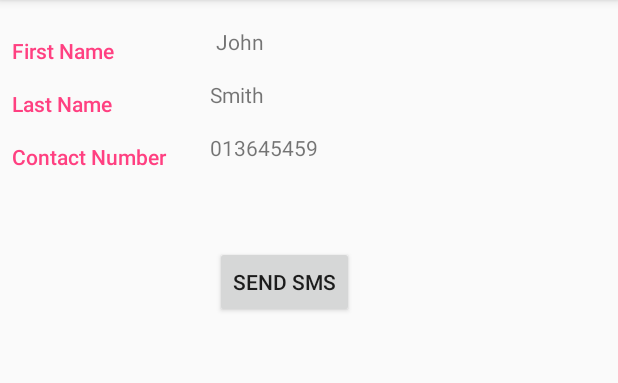
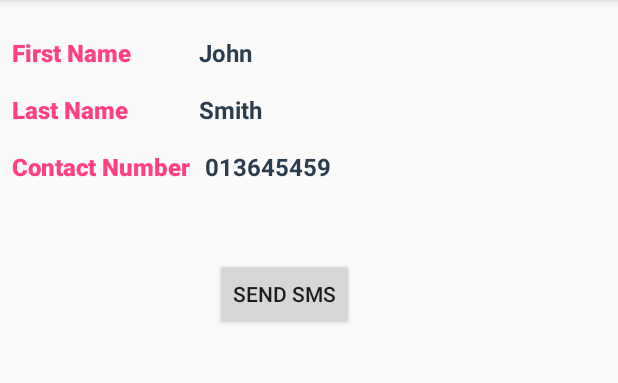
Before and after one commit to arshchimni/OTPGenerator, an Android app: the screen it shows after launch (ContactInfoActivity), after a tap on "John", on a phone screen of 412 x 824 dp, the part 84-467 px from its top. Run offline under Robolectric (Android 15) with nearby library versions, the phone set to English and light mode, and no system bars.

Commit message:
Cleaned up layouts and imporved network request

```diff
--- a/app/src/main/java/com/mytechwall/android/otpgenerator/activity/SmsCompose.java
+++ b/app/src/main/java/com/mytechwall/android/otpgenerator/activity/SmsCompose.java
@@ -69,7 +69,7 @@ public class SmsCompose extends AppCompatActivity {
     private void performNetworkRequest(){
         RequestQueue requestQueue = Volley.newRequestQueue(getApplicationContext());
 
-        String url = "http://d669baad.ngrok.io/AndroidVolley";
+        String url = "https://0ecc5d03.ngrok.io/AndroidVolley";
 
         StringRequest stringRequest = new StringRequest(Request.Method.POST, url,
                 new Response.Listener<String>() {
@@ -116,7 +116,7 @@ public class SmsCompose extends AppCompatActivity {
         }
         else {
             //Toast.makeText(this, "Sucess", Toast.LENGTH_SHORT).show();
-            finish();
+            onBackPressed();
         }
     }
 
--- a/app/src/main/res/layout/activity_contact_info.xml
+++ b/app/src/main/res/layout/activity_contact_info.xml
@@ -16,27 +16,27 @@ tools:context=".activity.ContactInfoActivity">
     <!-- Label -->
     <TextView
         style="@style/CategoryStyle"
-        android:text="First Name" />
+        android:text="First Name"
+        android:textSize="16sp"
+        android:textStyle="bold" />
 
-    <!-- Input fields -->
-    <LinearLayout
-        android:layout_width="0dp"
-        android:layout_height="wrap_content"
-        android:layout_weight="2"
-        android:orientation="vertical"
-        android:paddingLeft="4dp">
+
 
         <!-- Name field -->
     <TextView
         android:id="@+id/firstName"
-            android:layout_marginTop="10dp"
         android:layout_width="match_parent"
-            android:layout_height="match_parent" />
+        android:layout_height="match_parent"
+        android:layout_marginLeft="45dp"
+        android:paddingTop="16dp"
+        android:textAlignment="gravity"
+        android:textColor="#2B3D4D"
+        android:textSize="16sp"
+        android:textStyle="bold" />
 
 </LinearLayout>
-</LinearLayout>
 
-<!-- Gender category -->
+
 <LinearLayout
     android:id="@+id/container_lastName"
     android:layout_width="match_parent"
@@ -46,25 +46,25 @@ tools:context=".activity.ContactInfoActivity">
     <!-- Label -->
     <TextView
         style="@style/CategoryStyle"
-        android:text="Last Name" />
+        android:text="Last Name"
+        android:textSize="16sp"
+        android:textStyle="bold" />
 
-    <!-- Input field -->
-    <LinearLayout
-        android:layout_width="0dp"
-        android:layout_height="wrap_content"
-        android:layout_weight="2"
-        android:orientation="vertical">
 
     <TextView
         android:id="@+id/lastName"
         android:layout_width="match_parent"
         android:layout_height="match_parent"
-            android:layout_marginTop="10dp" />
+        android:layout_marginLeft="47dp"
+        android:paddingTop="16dp"
+        android:textColor="#2B3D4D"
+        android:textSize="16sp"
+        android:textStyle="bold" />
+
 
 </LinearLayout>
-</LinearLayout>
 
-<!-- Measurement category -->
+
 <LinearLayout
     android:id="@+id/container_number"
     android:layout_width="match_parent"
@@ -74,22 +74,21 @@ tools:context=".activity.ContactInfoActivity">
     <!-- Label -->
     <TextView
         style="@style/CategoryStyle"
-        android:text="Contact Number" />
+        android:text="Contact Number"
+        android:textSize="16sp"
+        android:textStyle="bold" />
 
-    <!-- Input fields -->
-    <LinearLayout
-        android:layout_width="0dp"
-        android:layout_height="wrap_content"
-        android:layout_weight="2"
-        android:orientation="vertical">
 
     <TextView
         android:id="@+id/contactNumber"
-            android:layout_marginTop="10dp"
         android:layout_width="match_parent"
-            android:layout_height="match_parent" />
+        android:layout_height="match_parent"
+        android:layout_marginLeft="10dp"
+        android:paddingTop="16dp"
+        android:textColor="#2B3D4D"
+        android:textSize="16sp"
+        android:textStyle="bold" />
 
-    </LinearLayout>
 </LinearLayout>
 
     <Button
--- a/app/src/main/res/layout/activity_sms_compose.xml
+++ b/app/src/main/res/layout/activity_sms_compose.xml
@@ -13,6 +13,7 @@
         android:layout_height="wrap_content"
         android:layout_margin="16dp"
         android:text="TextView"
+        android:textColor="#2B3D4D"
         android:textSize="24sp" />
 
     <Button
--- a/app/src/main/res/layout/cursor_list_item.xml
+++ b/app/src/main/res/layout/cursor_list_item.xml
@@ -16,8 +16,9 @@
             android:layout_width="match_parent"
             android:layout_height="wrap_content"
             android:layout_margin="8dp"
+            android:text="TextView"
             android:textColor="#2B3D4D"
-            android:text="TextView" />
+            android:textStyle="bold" />
 
         <TextView
             android:id="@+id/otpTextView"
@@ -25,7 +26,8 @@
             android:layout_height="wrap_content"
             android:layout_margin="8dp"
 
-            android:text="TextView" />
+            android:text="TextView"
+            android:textStyle="bold" />
 
     </LinearLayout>
 
```
Lines whose indentation alone changed are shown as unchanged.
